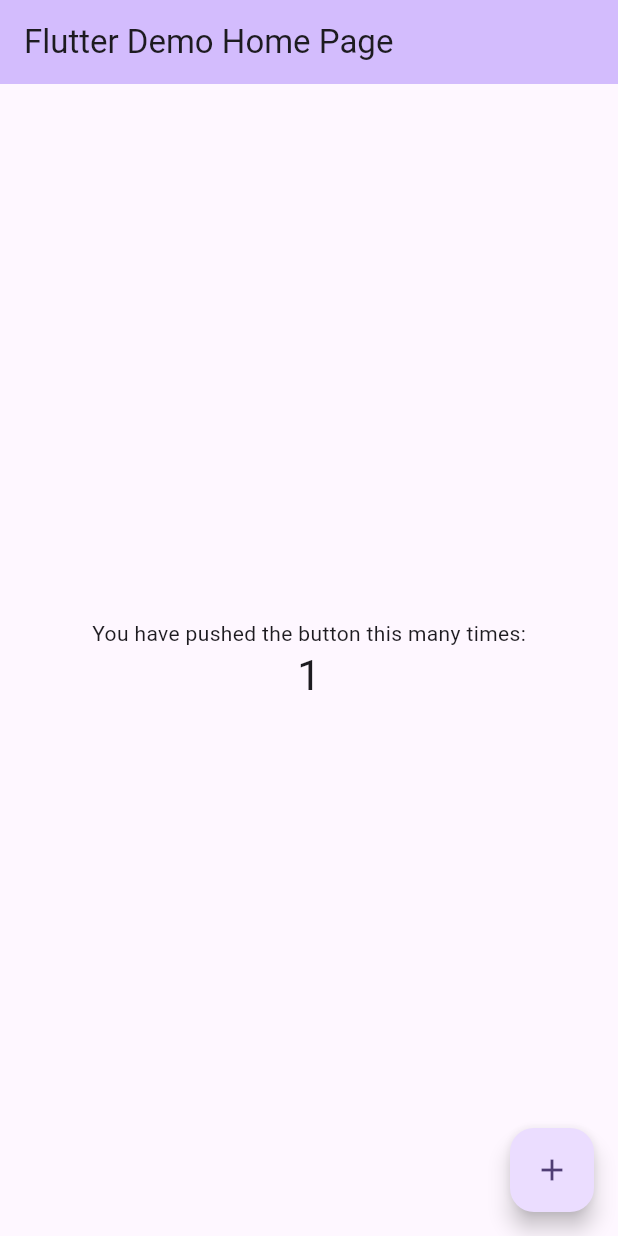
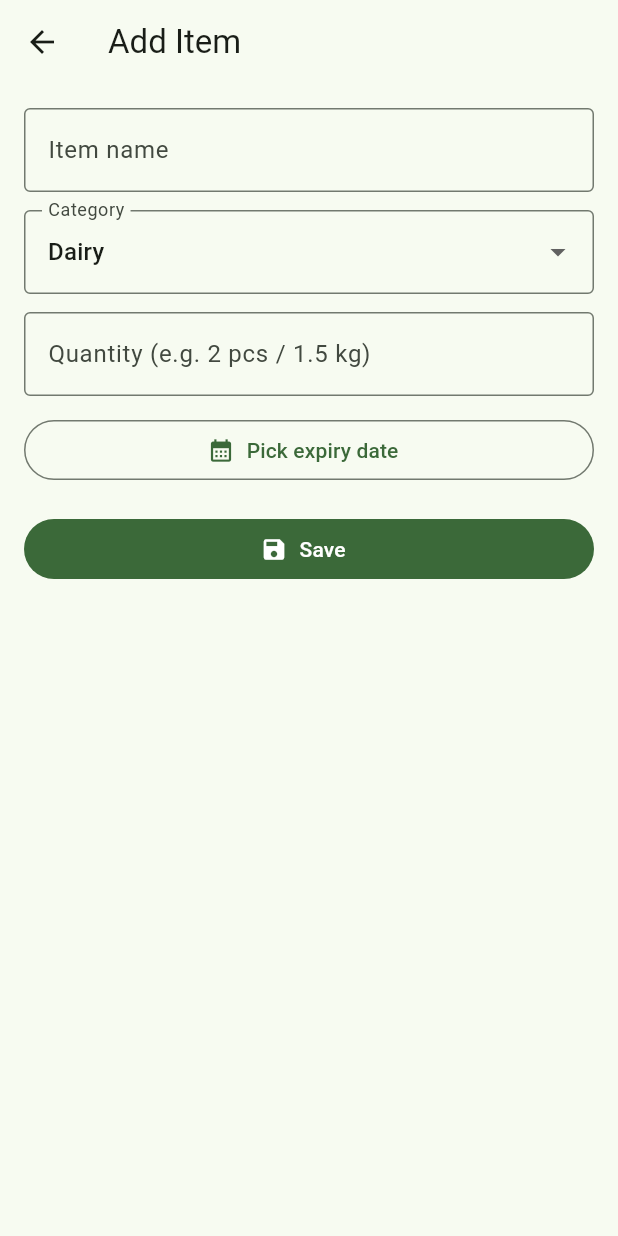
Before and after one commit to AihamAnter/shelfLifeChecker, a Flutter app: the screen it shows after launch, after a tap on the "add" icon, on a phone screen of 412 x 824 dp. Run offline on Flutter 3.47's test engine with Material 3 defaults, Android fonts, the phone set to English and light mode, and no system bars.

Commit message:
add inventory and add-item screen with nav

```diff
--- a/lib/main.dart
+++ b/lib/main.dart
@@ -1,122 +1,28 @@
 import 'package:flutter/material.dart';
+import 'screens/inventory_list_screen.dart';
+import 'screens/add_edit_item_screen.dart';
 
 void main() {
-  runApp(const MyApp());
+  runApp(const ShelfLifeCheckerApp());
 }
 
-class MyApp extends StatelessWidget {
-  const MyApp({super.key});
+class ShelfLifeCheckerApp extends StatelessWidget {
+  const ShelfLifeCheckerApp({super.key});
 
-  // This widget is the root of your application.
   @override
   Widget build(BuildContext context) {
     return MaterialApp(
-      title: 'Flutter Demo',
+      title: 'Shelf Life Checker',
+      debugShowCheckedModeBanner: false,
       theme: ThemeData(
-        // This is the theme of your application.
-        //
-        // TRY THIS: Try running your application with "flutter run". You'll see
-        // the application has a purple toolbar. Then, without quitting the app,
-        // try changing the seedColor in the colorScheme below to Colors.green
-        // and then invoke "hot reload" (save your changes or press the "hot
-        // reload" button in a Flutter-supported IDE, or press "r" if you used
-        // the command line to start the app).
-        //
-        // Notice that the counter didn't reset back to zero; the application
-        // state is not lost during the reload. To reset the state, use hot
-        // restart instead.
-        //
-        // This works for code too, not just values: Most code changes can be
-        // tested with just a hot reload.
-        colorScheme: .fromSeed(seedColor: Colors.deepPurple),
+        colorScheme: ColorScheme.fromSeed(seedColor: Colors.green),
+        useMaterial3: true,
       ),
-      home: const MyHomePage(title: 'Flutter Demo Home Page'),
+      initialRoute: InventoryListScreen.routeName,
+      routes: {
+        InventoryListScreen.routeName: (_) => const InventoryListScreen(),
+        AddEditItemScreen.routeName: (_) => const AddEditItemScreen(),
+      },
     );
   }
 }
-
-class MyHomePage extends StatefulWidget {
-  const MyHomePage({super.key, required this.title});
-
-  // This widget is the home page of your application. It is stateful, meaning
-  // that it has a State object (defined below) that contains fields that affect
-  // how it looks.
-
-  // This class is the configuration for the state. It holds the values (in this
-  // case the title) provided by the parent (in this case the App widget) and
-  // used by the build method of the State. Fields in a Widget subclass are
-  // always marked "final".
-
-  final String title;
-
-  @override
-  State<MyHomePage> createState() => _MyHomePageState();
-}
-
-class _MyHomePageState extends State<MyHomePage> {
-  int _counter = 0;
-
-  void _incrementCounter() {
-    setState(() {
-      // This call to setState tells the Flutter framework that something has
-      // changed in this State, which causes it to rerun the build method below
-      // so that the display can reflect the updated values. If we changed
-      // _counter without calling setState(), then the build method would not be
-      // called again, and so nothing would appear to happen.
-      _counter++;
-    });
-  }
-
-  @override
-  Widget build(BuildContext context) {
-    // This method is rerun every time setState is called, for instance as done
-    // by the _incrementCounter method above.
-    //
-    // The Flutter framework has been optimized to make rerunning build methods
-    // fast, so that you can just rebuild anything that needs updating rather
-    // than having to individually change instances of widgets.
-    return Scaffold(
-      appBar: AppBar(
-        // TRY THIS: Try changing the color here to a specific color (to
-        // Colors.amber, perhaps?) and trigger a hot reload to see the AppBar
-        // change color while the other colors stay the same.
-        backgroundColor: Theme.of(context).colorScheme.inversePrimary,
-        // Here we take the value from the MyHomePage object that was created by
-        // the App.build method, and use it to set our appbar title.
-        title: Text(widget.title),
-      ),
-      body: Center(
-        // Center is a layout widget. It takes a single child and positions it
-        // in the middle of the parent.
-        child: Column(
-          // Column is also a layout widget. It takes a list of children and
-          // arranges them vertically. By default, it sizes itself to fit its
-          // children horizontally, and tries to be as tall as its parent.
-          //
-          // Column has various properties to control how it sizes itself and
-          // how it positions its children. Here we use mainAxisAlignment to
-          // center the children vertically; the main axis here is the vertical
-          // axis because Columns are vertical (the cross axis would be
-          // horizontal).
-          //
-          // TRY THIS: Invoke "debug painting" (choose the "Toggle Debug Paint"
-          // action in the IDE, or press "p" in the console), to see the
-          // wireframe for each widget.
-          mainAxisAlignment: .center,
-          children: [
-            const Text('You have pushed the button this many times:'),
-            Text(
-              '$_counter',
-              style: Theme.of(context).textTheme.headlineMedium,
-            ),
-          ],
-        ),
-      ),
-      floatingActionButton: FloatingActionButton(
-        onPressed: _incrementCounter,
-        tooltip: 'Increment',
-        child: const Icon(Icons.add),
-      ),
-    );
-  }
-}
--- /dev/null
+++ b/lib/screens/add_edit_item_screen.dart
@@ -0,0 +1,123 @@
+import 'package:flutter/material.dart';
+
+class AddEditItemScreen extends StatefulWidget {
+  static const routeName = '/add-edit';
+
+  const AddEditItemScreen({super.key});
+
+  @override
+  State<AddEditItemScreen> createState() => _AddEditItemScreenState();
+}
+
+class _AddEditItemScreenState extends State<AddEditItemScreen> {
+  final _formKey = GlobalKey<FormState>();
+
+  final _nameCtrl = TextEditingController();
+  String _category = 'Dairy';
+  final _qtyCtrl = TextEditingController();
+  DateTime? _expiryDate;
+
+  @override
+  void dispose() {
+    _nameCtrl.dispose();
+    _qtyCtrl.dispose();
+    super.dispose();
+  }
+
+  Future<void> _pickExpiryDate() async {
+    final now = DateTime.now();
+    final picked = await showDatePicker(
+      context: context,
+      initialDate: _expiryDate ?? now,
+      firstDate: DateTime(now.year - 1),
+      lastDate: DateTime(now.year + 5),
+    );
+    if (picked != null) {
+      setState(() => _expiryDate = picked);
+    }
+  }
+
+  void _save() {
+    if (!_formKey.currentState!.validate()) return;
+    if (_expiryDate == null) {
+      ScaffoldMessenger.of(context).showSnackBar(
+        const SnackBar(content: Text('Pick an expiry date')),
+      );
+      return;
+    }
+
+    // later: save to local storage
+    ScaffoldMessenger.of(context).showSnackBar(
+      const SnackBar(content: Text('Saved (placeholder)')),
+    );
+    Navigator.pop(context);
+  }
+
+  @override
+  Widget build(BuildContext context) {
+    final expiryText = _expiryDate == null
+        ? 'Pick expiry date'
+        : '${_expiryDate!.year}-${_expiryDate!.month.toString().padLeft(2, '0')}-${_expiryDate!.day.toString().padLeft(2, '0')}';
+
+    return Scaffold(
+      appBar: AppBar(
+        title: const Text('Add Item'),
+      ),
+      body: Padding(
+        padding: const EdgeInsets.all(16),
+        child: Form(
+          key: _formKey,
+          child: ListView(
+            children: [
+              TextFormField(
+                controller: _nameCtrl,
+                decoration: const InputDecoration(
+                  labelText: 'Item name',
+                  border: OutlineInputBorder(),
+                ),
+                validator: (v) => (v == null || v.trim().isEmpty) ? 'Enter item name' : null,
+              ),
+              const SizedBox(height: 12),
+              DropdownButtonFormField<String>(
+                value: _category,
+                decoration: const InputDecoration(
+                  labelText: 'Category',
+                  border: OutlineInputBorder(),
+                ),
+                items: const [
+                  DropdownMenuItem(value: 'Dairy', child: Text('Dairy')),
+                  DropdownMenuItem(value: 'Bakery', child: Text('Bakery')),
+                  DropdownMenuItem(value: 'Meat', child: Text('Meat')),
+                  DropdownMenuItem(value: 'Vegetables', child: Text('Vegetables')),
+                  DropdownMenuItem(value: 'Other', child: Text('Other')),
+                ],
+                onChanged: (v) => setState(() => _category = v ?? 'Other'),
+              ),
+              const SizedBox(height: 12),
+              TextFormField(
+                controller: _qtyCtrl,
+                decoration: const InputDecoration(
+                  labelText: 'Quantity (e.g. 2 pcs / 1.5 kg)',
+                  border: OutlineInputBorder(),
+                ),
+                validator: (v) => (v == null || v.trim().isEmpty) ? 'Enter quantity' : null,
+              ),
+              const SizedBox(height: 12),
+              OutlinedButton.icon(
+                onPressed: _pickExpiryDate,
+                icon: const Icon(Icons.calendar_month),
+                label: Text(expiryText),
+              ),
+              const SizedBox(height: 18),
+              FilledButton.icon(
+                onPressed: _save,
+                icon: const Icon(Icons.save),
+                label: const Text('Save'),
+              ),
+            ],
+          ),
+        ),
+      ),
+    );
+  }
+}
--- /dev/null
+++ b/lib/screens/inventory_list_screen.dart
@@ -0,0 +1,76 @@
+import 'package:flutter/material.dart';
+import 'add_edit_item_screen.dart';
+
+class InventoryListScreen extends StatelessWidget {
+  static const routeName = '/';
+
+  const InventoryListScreen({super.key});
+
+  @override
+  Widget build(BuildContext context) {
+    return Scaffold(
+      appBar: AppBar(
+        title: const Text('Inventory'),
+      ),
+      body: ListView(
+        children: const [
+          _InventoryRow(
+            name: 'Milk 2L',
+            category: 'Dairy',
+            qty: '2 pcs',
+            daysLeft: 2,
+          ),
+          _InventoryRow(
+            name: 'Bread Loaf',
+            category: 'Bakery',
+            qty: '5 pcs',
+            daysLeft: 0,
+          ),
+          _InventoryRow(
+            name: 'Chicken Breast',
+            category: 'Meat',
+            qty: '1.5 kg',
+            daysLeft: -1,
+          ),
+        ],
+      ),
+      floatingActionButton: FloatingActionButton(
+        onPressed: () => Navigator.pushNamed(context, AddEditItemScreen.routeName),
+        child: const Icon(Icons.add),
+      ),
+    );
+  }
+}
+
+class _InventoryRow extends StatelessWidget {
+  final String name;
+  final String category;
+  final String qty;
+  final int daysLeft;
+
+  const _InventoryRow({
+    required this.name,
+    required this.category,
+    required this.qty,
+    required this.daysLeft,
+  });
+
+  @override
+  Widget build(BuildContext context) {
+    final String statusText =
+        daysLeft < 0 ? 'Expired' : (daysLeft == 0 ? 'Expires today' : '$daysLeft days left');
+
+    final IconData icon =
+        daysLeft < 0 ? Icons.error_outline : (daysLeft == 0 ? Icons.warning_amber : Icons.check_circle_outline);
+
+    return ListTile(
+      leading: Icon(icon),
+      title: Text(name),
+      subtitle: Text('$category • $qty • $statusText'),
+      trailing: const Icon(Icons.chevron_right),
+      onTap: () {
+        // later: open details screen
+      },
+    );
+  }
+}
```
